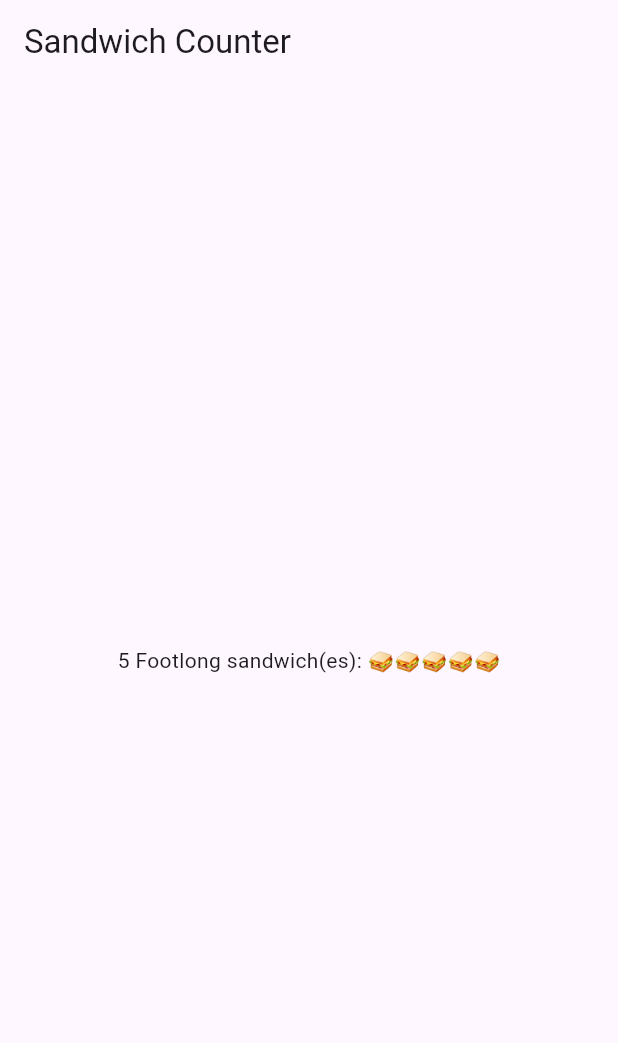
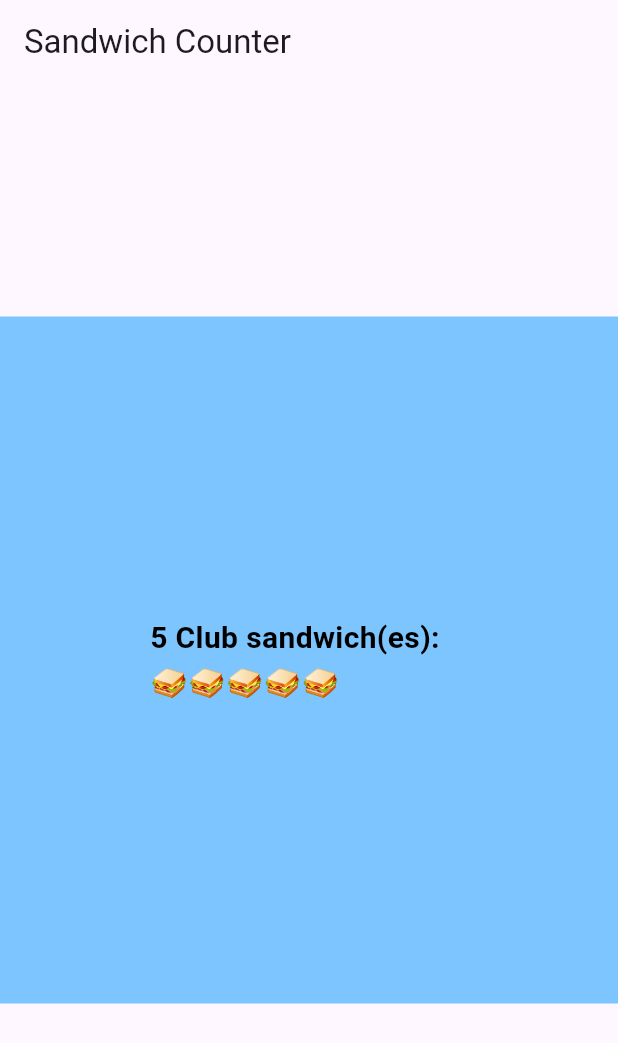
Before and after one commit to smillwvy/Flutter-Application-1, a Flutter app: the screen it shows after launch, on a phone screen of 412 x 824 dp. Shown: the top 1043 px of the screen. Run offline on Flutter 3.47's test engine with Material 3 defaults, Android fonts, the phone set to English and light mode, and no system bars.

Commit message:
Change Order Item Display

```diff
--- a/lib/main.dart
+++ b/lib/main.dart
@@ -14,7 +14,7 @@ Widget build(BuildContext context) {
     home: Scaffold(
       appBar: AppBar(title: const Text('Sandwich Counter')),
       body: const Center(
-        child: OrderItemDisplay(5, 'Footlong'),
+        child: OrderItemDisplay(5, 'Club'),
       ),
     ),
   );
@@ -176,8 +176,19 @@ class OrderItemDisplay extends StatelessWidget {
 
   const OrderItemDisplay(this.quantity, this.itemType, {super.key});
 
-  @override
-Widget build(BuildContext context) {
-  return Text('$quantity $itemType sandwich(es): ${'🥪' * quantity}');
+@override
+  Widget build(BuildContext context) {
+    return Container(
+      color: const Color.fromARGB(255, 125, 197, 255),
+      padding: const EdgeInsets.symmetric(vertical: 200, horizontal: 100),
+      child: Text(
+        '$quantity $itemType sandwich(es): ${'🥪' * quantity}',
+        style: const TextStyle(
+          color: Color.fromARGB(255, 0, 0, 0),
+          fontSize: 20,
+          fontWeight: FontWeight.w600,
+        ),
+      ),
+    );
+  }
 }
-}
```
